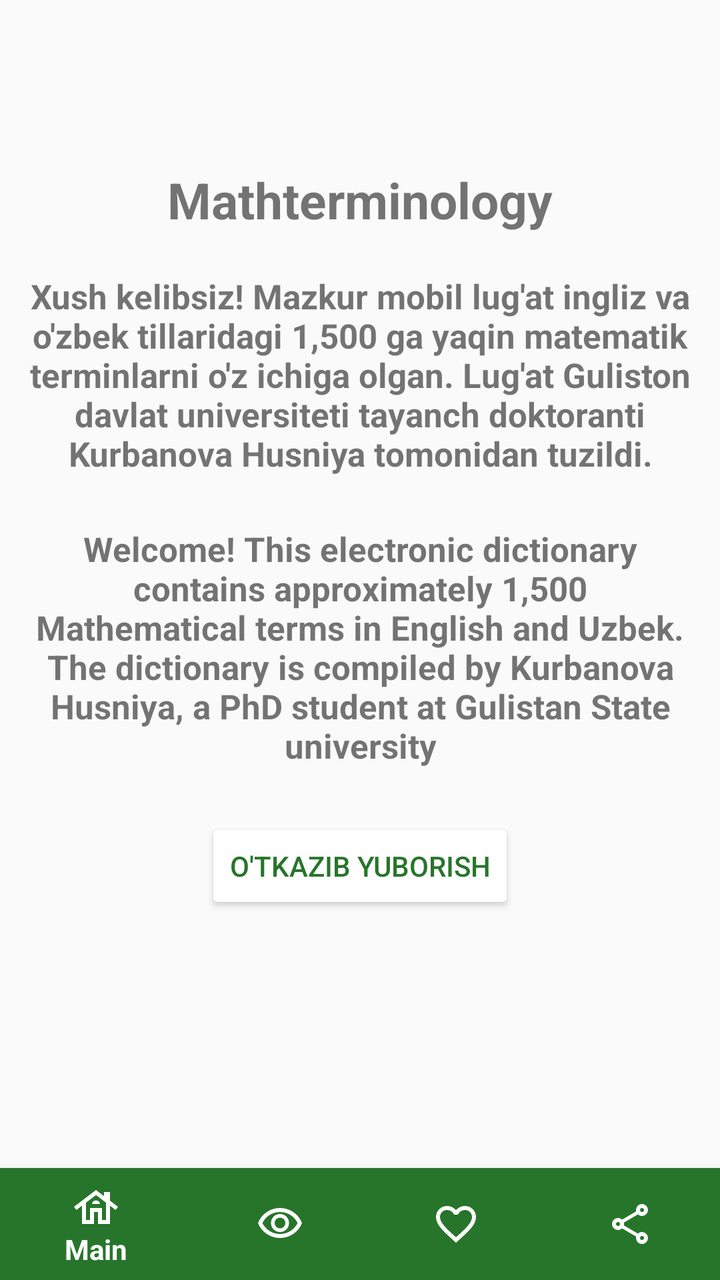
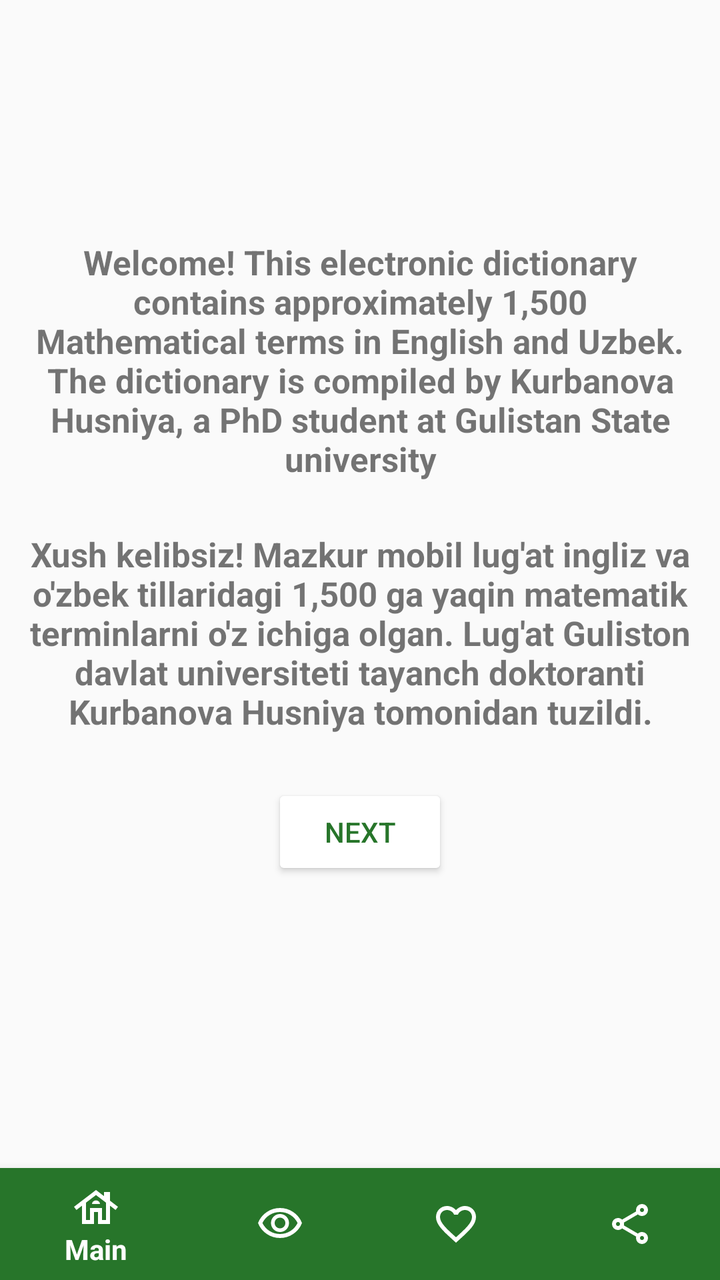

Screens rendered from an Android XML layout before and after an edit, with the pre-edit source and the edit as a unified diff.
<!-- AndroidManifest.xml: application theme Theme.MathTerminology -->
<!-- res/layout/activity_main.xml -->
<?xml version="1.0" encoding="utf-8"?>
<androidx.constraintlayout.widget.ConstraintLayout xmlns:android="http://schemas.android.com/apk/res/android"
    xmlns:app="http://schemas.android.com/apk/res-auto"
    xmlns:tools="http://schemas.android.com/tools"
    android:id="@+id/body_container"
    android:layout_width="match_parent"
    android:layout_height="match_parent"
    tools:context=".MainActivity">

    <LinearLayout
        android:layout_width="match_parent"
        android:layout_height="match_parent"
        android:layout_marginTop="0dp"
        android:layout_marginBottom="100dp"
        android:gravity="center"
        android:orientation="vertical"
        app:layout_constraintBottom_toTopOf="@+id/botton_navigation"
        app:layout_constraintTop_toTopOf="parent">


        <TextView
            android:id="@+id/textView"
            android:layout_width="wrap_content"
            android:layout_height="wrap_content"
            android:text="Mathterminology"
            android:textSize="25dp"
            android:textStyle="bold"
            app:layout_constraintEnd_toEndOf="parent"
            app:layout_constraintHorizontal_bias="0.5"
            app:layout_constraintStart_toStartOf="parent"
            app:layout_constraintTop_toTopOf="parent" />

        <TextView
            android:id="@+id/textView1"
            android:layout_width="match_parent"
            android:layout_height="wrap_content"
            android:layout_marginLeft="12dp"
            android:layout_marginTop="20dp"
            android:layout_marginRight="12dp"
            android:gravity="center"
            android:text="@string/hello_3"
            android:textSize="17dp"
            android:textStyle="bold"
            app:layout_constraintEnd_toEndOf="parent"
            app:layout_constraintHorizontal_bias="0.0"
            app:layout_constraintStart_toStartOf="parent"
            app:layout_constraintTop_toBottomOf="@+id/textView" />

        <TextView
            android:id="@+id/textView2"
            android:layout_width="match_parent"
            android:layout_height="wrap_content"
            android:layout_marginLeft="12dp"
            android:layout_marginTop="25dp"
            android:layout_marginRight="12dp"
            android:gravity="center"
            android:text="@string/hello"
            android:textSize="17dp"
            android:textStyle="bold"
            app:layout_constraintEnd_toEndOf="parent"
            app:layout_constraintHorizontal_bias="0.5"
            app:layout_constraintStart_toStartOf="parent"
            app:layout_constraintTop_toBottomOf="@+id/textView1" />

        <Button
            android:id="@+id/next_button"
            android:layout_width="wrap_content"
            android:layout_height="wrap_content"
            android:layout_marginTop="25dp"
            android:backgroundTint="@color/white"
            android:text="O'tkazib yuborish"
            android:textColor="@color/purple_500"
            app:layout_constraintEnd_toEndOf="parent"
            app:layout_constraintHorizontal_bias="0.5"
            app:layout_constraintStart_toStartOf="parent"
            app:layout_constraintTop_toBottomOf="@+id/textView2" />


    </LinearLayout>

    <com.google.android.material.bottomnavigation.BottomNavigationView
        android:id="@+id/botton_navigation"
        android:layout_width="0dp"
        android:layout_height="wrap_content"
        android:layout_marginStart="0dp"
        android:layout_marginEnd="0dp"
        android:background="@color/purple_500"
        app:itemIconTint="@color/white"
        app:itemTextColor="@color/white"
        app:layout_constraintBottom_toBottomOf="parent"
        app:layout_constraintLeft_toLeftOf="parent"
        app:layout_constraintRight_toRightOf="parent"
        app:menu="@menu/bottom_nav_menu" />




</androidx.constraintlayout.widget.ConstraintLayout>
<!-- resources referenced by this layout -->
<resources>
  <color name="purple_500">#27752A</color>
  <color name="white">#FFFFFFFF</color>
  <string name="hello">
      Welcome!
          This electronic dictionary contains approximately 1,500 Mathematical terms in English and Uzbek.
          The dictionary is compiled by Kurbanova Husniya, a PhD student at Gulistan State university
      </string>
  <string name="hello_3">
      Xush kelibsiz!
          Mazkur mobil lug\'at ingliz va o\'zbek tillaridagi 1,500 ga yaqin matematik terminlarni o\'z ichiga olgan.
          Lug\'at Guliston davlat universiteti tayanch doktoranti Kurbanova Husniya tomonidan tuzildi.</string>
  <style name="Theme.MathTerminology" parent="Base.Theme.MathTerminology" />
  <style name="Base.Theme.MathTerminology" parent="Theme.MaterialComponents.DayNight.NoActionBar.Bridge">
                                   
          
  
          <item name="actionMenuTextColor">@color/white</item>
      </style>
</resources>

<!-- the commit's change to res/layout/activity_main.xml (unified diff, before → after) -->
@@ -18,17 +18,17 @@
         app:layout_constraintTop_toTopOf="parent">
 
 
-        <TextView
-            android:id="@+id/textView"
-            android:layout_width="wrap_content"
-            android:layout_height="wrap_content"
-            android:text="Mathterminology"
-            android:textSize="25dp"
-            android:textStyle="bold"
-            app:layout_constraintEnd_toEndOf="parent"
-            app:layout_constraintHorizontal_bias="0.5"
-            app:layout_constraintStart_toStartOf="parent"
-            app:layout_constraintTop_toTopOf="parent" />
+
+
+
+
+
+
+
+
+
+
+
 
         <TextView
             android:id="@+id/textView1"
@@ -38,7 +38,7 @@
             android:layout_marginTop="20dp"
             android:layout_marginRight="12dp"
             android:gravity="center"
-            android:text="@string/hello_3"
+            android:text="@string/hello"
             android:textSize="17dp"
             android:textStyle="bold"
             app:layout_constraintEnd_toEndOf="parent"
@@ -54,7 +54,7 @@
             android:layout_marginTop="25dp"
             android:layout_marginRight="12dp"
             android:gravity="center"
-            android:text="@string/hello"
+            android:text="@string/hello_3"
             android:textSize="17dp"
             android:textStyle="bold"
             app:layout_constraintEnd_toEndOf="parent"
@@ -68,7 +68,7 @@
             android:layout_height="wrap_content"
             android:layout_marginTop="25dp"
             android:backgroundTint="@color/white"
-            android:text="O'tkazib yuborish"
+            android:text="Next"
             android:textColor="@color/purple_500"
             app:layout_constraintEnd_toEndOf="parent"
             app:layout_constraintHorizontal_bias="0.5"
